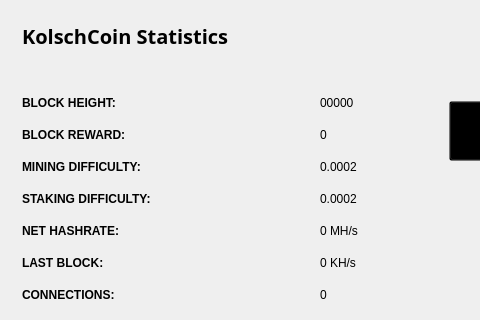
Old version of the form src/qt/forms/statisticspage.ui in the repository FistBumpGithub/2017; both pictures show x 0 to 480 and y 0 to 320 of the 623 by 505 pixel window.
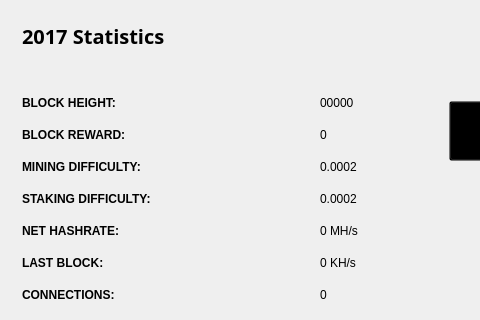
New version of the form.

```diff
--- a/src/qt/forms/statisticspage.ui
+++ b/src/qt/forms/statisticspage.ui
@@ -332,7 +332,7 @@
            <string notr="true">color: rgb(0, 0, 0);</string>
           </property>
           <property name="text">
-           <string>&lt;html&gt;&lt;head/&gt;&lt;body&gt;&lt;p&gt;&lt;span style=&quot; font-size:20px; font-weight:600; color: rgb(0, 0, 0);;&quot;&gt;KolschCoin Statistics&lt;/span&gt;&lt;/p&gt;&lt;/body&gt;&lt;/html&gt;</string>
+           <string>&lt;html&gt;&lt;head/&gt;&lt;body&gt;&lt;p&gt;&lt;span style=&quot; font-size:20px; font-weight:600; color: rgb(0, 0, 0);;&quot;&gt;2017 Statistics&lt;/span&gt;&lt;/p&gt;&lt;/body&gt;&lt;/html&gt;</string>
           </property>
          </widget>
         </item>
```
